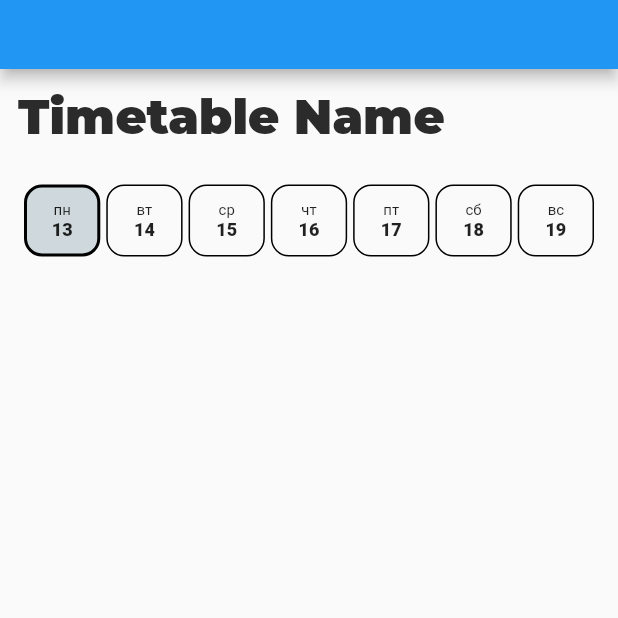
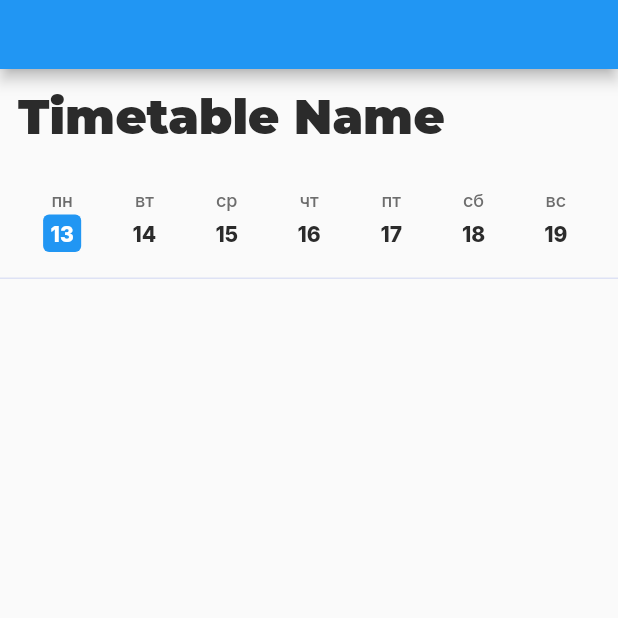
Before and after one commit to StarProxima/cube, a Flutter app: the screen it shows after launch, on a phone screen of 412 x 824 dp, the top half of it. Run offline on Flutter 3.47's test engine with Material 2 defaults, Android fonts, the phone set to English and light mode, and no system bars; our stand-ins replace chopper, flutter_riverpod, freezed_annotation, google_fonts; missing offline and left inert: theme_tailor_annotation; generated files the repository leaves out were written again; network calls fail; project files that could hold a hidden picture were left out.

Commit message:
Test style for WeekTimeline

```diff
--- a/lib/features/timetable_page/features/lesson_card/state_holders/lesson_card_time_left.dart
+++ b/lib/features/timetable_page/features/lesson_card/state_holders/lesson_card_time_left.dart
@@ -27,7 +27,7 @@ final lessonCardTimeLeft = StateProvider<DateTime?>((ref) {
 final lessonCardTimeLeftStr = StateProvider<String>((ref) {
   final timeLeft = ref.watch(lessonCardTimeLeft);
 
-  if (timeLeft == null) return '00:00:00';
+  if (timeLeft == null) return '00:00';
 
   final timeLeftBuffer = StringBuffer();
 
--- a/lib/features/timetable_page/features/week_timeline/ui/widgets/week_timeline_day_button.dart
+++ b/lib/features/timetable_page/features/week_timeline/ui/widgets/week_timeline_day_button.dart
@@ -1,5 +1,6 @@
 import 'package:cube_system/features/timetable_page/state_holders/current_date.dart';
 import 'package:cube_system/features/timetable_page/state_holders/timetable_page_selected_date.dart';
+import 'package:cube_system/styles/app_theme_context_extension.dart';
 import 'package:flutter/material.dart';
 import 'package:flutter_riverpod/flutter_riverpod.dart';
 import 'package:intl/intl.dart';
@@ -21,30 +22,47 @@ class WeekTimelineDayButton extends ConsumerWidget {
     final isCurrentDate = date == ref.watch(currentDate);
     final isSelectedDate = date == ref.watch(timetablePageSelectedDate);
 
+    final color = isSelectedDate
+        ? Colors.blue
+        : isCurrentDate
+            ? Colors.blue.withOpacity(0.5)
+            : null;
+
     return Container(
       height: 48,
       decoration: BoxDecoration(
-        borderRadius: BorderRadius.circular(12),
-        border: Border.all(width: isCurrentDate ? 2 : 1),
-        color: isSelectedDate ? Colors.blueGrey[100] : null,
+        borderRadius: BorderRadius.circular(8),
+        color: null,
       ),
       child: InkWell(
         onTap: () => manager.pickSelectedDate(date),
-        borderRadius: BorderRadius.circular(12),
+        borderRadius: BorderRadius.circular(8),
+        splashColor: Colors.transparent,
+        highlightColor: Colors.transparent,
         child: Column(
           mainAxisAlignment: MainAxisAlignment.center,
           children: [
             Text(
               DateFormat('EEE', 'ru').format(date),
-              style: const TextStyle(
-                fontSize: 10,
+              style: context.textStyles.smallLabel.copyWith(
+                color: context.colors.subduedText,
               ),
             ),
-            Text(
-              '${date.day}',
-              style: const TextStyle(
-                fontSize: 12,
-                fontWeight: FontWeight.w800,
+            const SizedBox(height: 2),
+            Container(
+              padding: const EdgeInsets.symmetric(vertical: 4, horizontal: 5),
+              decoration: BoxDecoration(
+                borderRadius: BorderRadius.circular(4),
+                color: color,
+              ),
+              child: Text(
+                '${date.day}',
+                style: context.textStyles.label.copyWith(
+                  color: isSelectedDate || isCurrentDate
+                      ? context.colors.white
+                      : context.colors.text,
+                  fontWeight: FontWeight.w800,
+                ),
               ),
             ),
           ],
--- a/lib/features/timetable_page/ui/timetable_page.dart
+++ b/lib/features/timetable_page/ui/timetable_page.dart
@@ -57,6 +57,10 @@ class _TimetablePageState extends ConsumerState<_TimetablePage> {
             child: TimetablePageHeader(),
           ),
           const WeekTimeline(),
+          const Divider(
+            thickness: 1,
+            height: 1,
+          ),
           Expanded(
             child: ListView.separated(
               padding: const EdgeInsets.all(16),
--- a/lib/styles/app_colors/app_colors.dart
+++ b/lib/styles/app_colors/app_colors.dart
@@ -13,4 +13,5 @@ class _$AppColors {
   static List<Color> card = [Colors.blueGrey[50]!];
   static List<Color> text = [const Color(0xFF2B2B2B)];
   static List<Color> subduedText = [const Color.fromARGB(255, 109, 109, 109)];
+  static List<Color> border = [const Color(0xFFDEE2F5)];
 }
--- a/lib/styles/app_colors/app_colors.tailor.dart
+++ b/lib/styles/app_colors/app_colors.tailor.dart
@@ -14,18 +14,21 @@ class AppColors extends ThemeExtension<AppColors> {
     required this.card,
     required this.text,
     required this.subduedText,
+    required this.border,
   });
 
   final Color white;
   final Color card;
   final Color text;
   final Color subduedText;
+  final Color border;
 
   static final AppColors light = AppColors(
     white: _$AppColors.white[0],
     card: _$AppColors.card[0],
     text: _$AppColors.text[0],
     subduedText: _$AppColors.subduedText[0],
+    border: _$AppColors.border[0],
   );
 
   static final themes = [
@@ -38,12 +41,14 @@ class AppColors extends ThemeExtension<AppColors> {
     Color? card,
     Color? text,
     Color? subduedText,
+    Color? border,
   }) {
     return AppColors(
       white: white ?? this.white,
       card: card ?? this.card,
       text: text ?? this.text,
       subduedText: subduedText ?? this.subduedText,
+      border: border ?? this.border,
     );
   }
 
@@ -55,6 +60,7 @@ class AppColors extends ThemeExtension<AppColors> {
       card: Color.lerp(card, other.card, t)!,
       text: Color.lerp(text, other.text, t)!,
       subduedText: Color.lerp(subduedText, other.subduedText, t)!,
+      border: Color.lerp(border, other.border, t)!,
     );
   }
 
@@ -67,7 +73,8 @@ class AppColors extends ThemeExtension<AppColors> {
             const DeepCollectionEquality().equals(card, other.card) &&
             const DeepCollectionEquality().equals(text, other.text) &&
             const DeepCollectionEquality()
-                .equals(subduedText, other.subduedText));
+                .equals(subduedText, other.subduedText) &&
+            const DeepCollectionEquality().equals(border, other.border));
   }
 
   @override
@@ -77,6 +84,7 @@ class AppColors extends ThemeExtension<AppColors> {
         const DeepCollectionEquality().hash(white),
         const DeepCollectionEquality().hash(card),
         const DeepCollectionEquality().hash(text),
-        const DeepCollectionEquality().hash(subduedText));
+        const DeepCollectionEquality().hash(subduedText),
+        const DeepCollectionEquality().hash(border));
   }
 }
--- a/lib/styles/app_text_styles/app_text_styles.tailor.dart
+++ b/lib/styles/app_text_styles/app_text_styles.tailor.dart
@@ -14,21 +14,18 @@ class AppTextStyles extends ThemeExtension<AppTextStyles> {
     required this.label,
     required this.smallLabel,
     required this.chipLabel,
-    required this.iconLabel,
   });
 
   final TextStyle largeTitle;
   final TextStyle label;
   final TextStyle smallLabel;
   final TextStyle chipLabel;
-  final TextStyle iconLabel;
 
   static final AppTextStyles light = AppTextStyles(
     largeTitle: _$AppTextStyles.largeTitle[0],
     label: _$AppTextStyles.label[0],
     smallLabel: _$AppTextStyles.smallLabel[0],
     chipLabel: _$AppTextStyles.chipLabel[0],
-    iconLabel: _$AppTextStyles.iconLabel[0],
   );
 
   static final themes = [
@@ -41,14 +38,12 @@ class AppTextStyles extends ThemeExtension<AppTextStyles> {
     TextStyle? label,
     TextStyle? smallLabel,
     TextStyle? chipLabel,
-    TextStyle? iconLabel,
   }) {
     return AppTextStyles(
       largeTitle: largeTitle ?? this.largeTitle,
       label: label ?? this.label,
       smallLabel: smallLabel ?? this.smallLabel,
       chipLabel: chipLabel ?? this.chipLabel,
-      iconLabel: iconLabel ?? this.iconLabel,
     );
   }
 
@@ -60,7 +55,6 @@ class AppTextStyles extends ThemeExtension<AppTextStyles> {
       label: TextStyle.lerp(label, other.label, t)!,
       smallLabel: TextStyle.lerp(smallLabel, other.smallLabel, t)!,
       chipLabel: TextStyle.lerp(chipLabel, other.chipLabel, t)!,
-      iconLabel: TextStyle.lerp(iconLabel, other.iconLabel, t)!,
     );
   }
 
@@ -74,8 +68,7 @@ class AppTextStyles extends ThemeExtension<AppTextStyles> {
             const DeepCollectionEquality().equals(label, other.label) &&
             const DeepCollectionEquality()
                 .equals(smallLabel, other.smallLabel) &&
-            const DeepCollectionEquality().equals(chipLabel, other.chipLabel) &&
-            const DeepCollectionEquality().equals(iconLabel, other.iconLabel));
+            const DeepCollectionEquality().equals(chipLabel, other.chipLabel));
   }
 
   @override
@@ -85,7 +78,6 @@ class AppTextStyles extends ThemeExtension<AppTextStyles> {
         const DeepCollectionEquality().hash(largeTitle),
         const DeepCollectionEquality().hash(label),
         const DeepCollectionEquality().hash(smallLabel),
-        const DeepCollectionEquality().hash(chipLabel),
-        const DeepCollectionEquality().hash(iconLabel));
+        const DeepCollectionEquality().hash(chipLabel));
   }
 }
--- a/lib/styles/app_theme.dart
+++ b/lib/styles/app_theme.dart
@@ -9,6 +9,7 @@ class AppTheme {
   }) {
     final theme = ThemeData.light();
     return theme.copyWith(
+      dividerColor: colors.border,
       extensions: [
         colors,
         textStyles,
```
Also changed, not shown: lib/styles/app_text_styles/app_text_styles.dart (+0 -9 lines).
